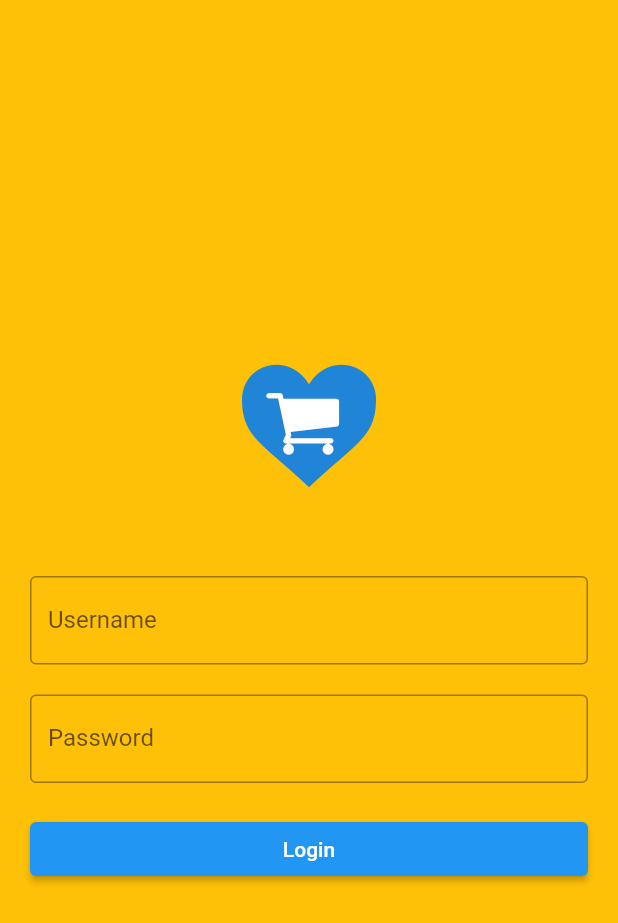
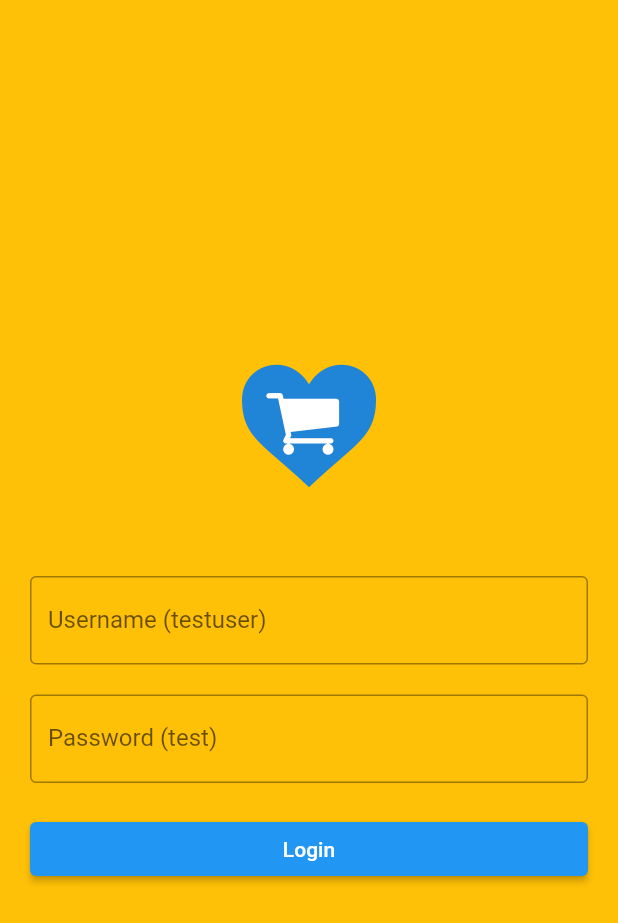
Before and after one commit to carlosrzisc/wish_app, a Flutter app: the screen it shows after launch, on a phone screen of 412 x 824 dp. Shown: the top 923 px of the screen. Run offline on Flutter 3.47's test engine with Material 2 defaults, Android fonts, the phone set to English and light mode, and no system bars; our stand-ins replace bloc, flutter_bloc, freezed_annotation.

Commit message:
Login bussines logic

```diff
--- a/lib/blocs/login_bloc/login_event.dart
+++ b/lib/blocs/login_bloc/login_event.dart
@@ -2,5 +2,5 @@ part of 'login_bloc.dart';
 
 @freezed
 class LoginEvent with _$LoginEvent {
-  const factory LoginEvent.login() = Login;
+  const factory LoginEvent.login(String user, String password) = Login;
 }
--- a/lib/blocs/login_bloc/login_state.dart
+++ b/lib/blocs/login_bloc/login_state.dart
@@ -3,7 +3,6 @@ part of 'login_bloc.dart';
 @freezed
 class LoginState with _$LoginState {
   const factory LoginState.initial() = _Initial;
-  const factory LoginState.loadInProgress() = _LoadInProgress;
-  const factory LoginState.loadSuccess() = _LoadSuccess;
-  const factory LoginState.loadFailure() = _LoadFailure;
+  const factory LoginState.loginSuccessful() = LoginSuccessful;
+  const factory LoginState.loginFailed() = LoginFailed;
 }
--- a/lib/ui/login/login_screen.dart
+++ b/lib/ui/login/login_screen.dart
@@ -1,4 +1,7 @@
 import 'package:flutter/material.dart';
+import 'package:flutter_bloc/flutter_bloc.dart';
+import 'package:wish_app/blocs/login_bloc/login_bloc.dart';
+import 'package:wish_app/ui/wish_list/wish_list_screen.dart';
 
 class LoginScreen extends StatefulWidget {
   @override
@@ -6,6 +9,16 @@ class LoginScreen extends StatefulWidget {
 }
 
 class _LoginScreenState extends State<LoginScreen> {
+  TextEditingController userController = TextEditingController();
+  TextEditingController passwordController = TextEditingController();
+  late LoginBloc _bloc;
+
+  @override
+  void initState() {
+    _bloc = LoginBloc();
+    super.initState();
+  }
+
   @override
   Widget build(BuildContext context) {
     return Material(
@@ -14,6 +27,18 @@ class _LoginScreenState extends State<LoginScreen> {
           child: Center(
         child: Container(
           padding: const EdgeInsets.all(20),
+          child: BlocProvider(
+            create: (context) => _bloc,
+            child: BlocListener<LoginBloc, LoginState>(
+              listener: (context, state) {
+                if (state is LoginSuccessful) {
+                  print("ok");
+                  Navigator.pushAndRemoveUntil(
+                      context,
+                      MaterialPageRoute(builder: (context) => WishListScreen()),
+                      (route) => false);
+                }
+              },
               child: Column(
                 mainAxisAlignment: MainAxisAlignment.center,
                 children: [
@@ -23,8 +48,11 @@ class _LoginScreenState extends State<LoginScreen> {
                   SizedBox(height: 20),
                   _passwordField(),
                   SizedBox(height: 20),
+                  _error(),
                   _loginButton(),
                 ],
+              ),
+            ),
           ),
         ),
       )),
@@ -37,13 +65,15 @@ class _LoginScreenState extends State<LoginScreen> {
       );
 
   Widget _userField() => TextField(
+        controller: userController,
         decoration: InputDecoration(
-            border: OutlineInputBorder(), labelText: 'Username'),
+            border: OutlineInputBorder(), labelText: 'Username (testuser)'),
       );
 
   Widget _passwordField() => TextField(
+        controller: passwordController,
         decoration: InputDecoration(
-            border: OutlineInputBorder(), labelText: 'Password'),
+            border: OutlineInputBorder(), labelText: 'Password (test)'),
       );
 
   Widget _loginButton() => Row(
@@ -51,11 +81,23 @@ class _LoginScreenState extends State<LoginScreen> {
           Expanded(
             child: ElevatedButton(
               onPressed: () {
-                //forgot password screen
+                _bloc.add(Login(
+                    userController.value.text, passwordController.value.text));
               },
               child: Text('Login'),
             ),
           ),
         ],
       );
+
+  Widget _error() =>
+      BlocBuilder<LoginBloc, LoginState>(builder: (context, state) {
+        if (state is LoginFailed) {
+          return Text(
+            "Invalid user, try testuser/test",
+            style: TextStyle(color: Colors.red),
+          );
         }
+        return Container();
+      });
+}
```
Also changed, not shown: lib/blocs/login_bloc/login_bloc.dart (+7 -1 lines), lib/ui/wish_list/wish_list_screen.dart (+18 -0 lines), lib/blocs/login_bloc/login_bloc.freezed.dart. Lines whose indentation alone changed are shown as unchanged.
